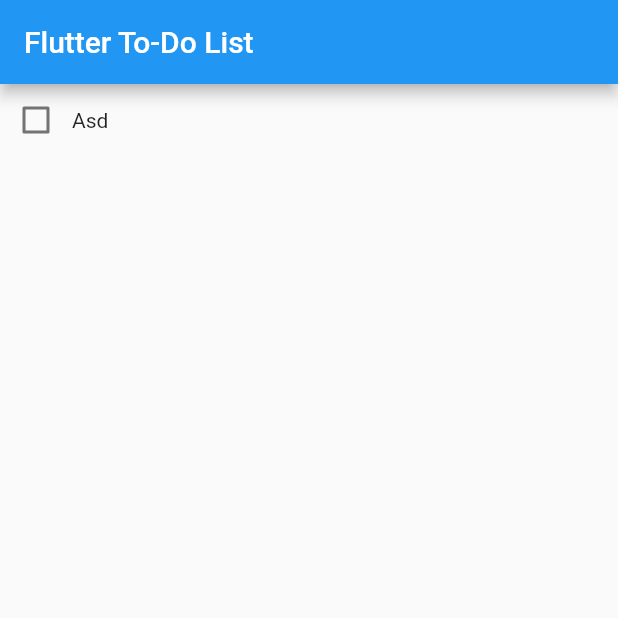
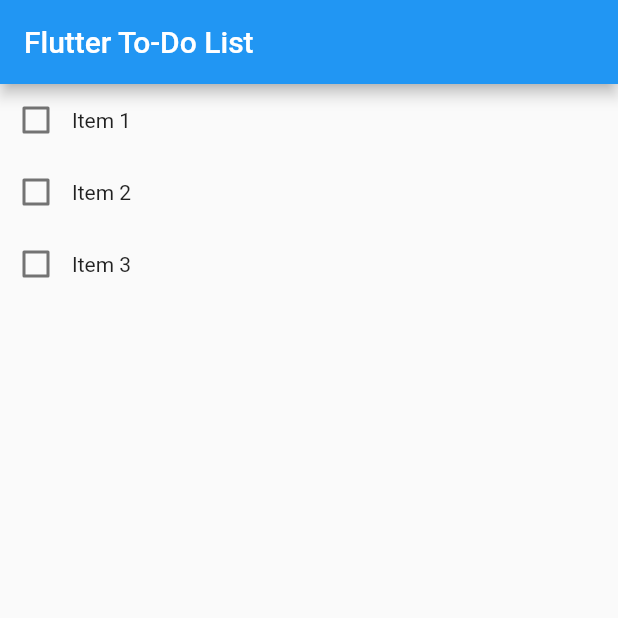
Before and after one commit to lickorice/flutter-todo-list_old, a Flutter app: the screen it shows after launch, on a phone screen of 412 x 824 dp, the top half of it. Run offline on Flutter 3.47's test engine with Material 2 defaults, Android fonts, the phone set to English and light mode, and no system bars.

Commit message:
Fix immutability issues

```diff
--- a/lib/main.dart
+++ b/lib/main.dart
@@ -24,7 +24,9 @@ class TodoList extends ListView {
   Widget build(BuildContext context) {
     return ListView(
       children: <Widget>[
-        TodoListItem("Asd"),
+        TodoListItem("Item 1"),
+        TodoListItem("Item 2"),
+        TodoListItem("Item 3"),
       ],
     );
   }
@@ -32,7 +34,6 @@ class TodoList extends ListView {
 
 class TodoListItem extends StatefulWidget {
   final String itemTitle;
-  bool checked = false;
   TodoListItem(this.itemTitle);
 
   @override
@@ -40,16 +41,16 @@ class TodoListItem extends StatefulWidget {
 }
 
 class _TodoListItemState extends State<TodoListItem> {
-  String _title;
+  bool checked = false;
 
   @override
   Widget build(BuildContext context) {
     return Row(
       children: <Widget>[
         Checkbox(
-          value: widget.checked,
+          value: checked,
           onChanged: (bool value) {setState(() {
-            widget.checked = value;
+            checked = value;
           });},
         ),
         Text(widget.itemTitle),
```
